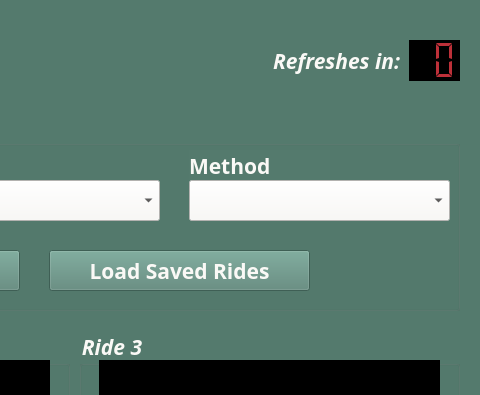
Qt form mbta_tracker.ui (arbowl/mbta-stop-tracker) before a commit; both pictures show x 721 to 1201 and y 0 to 395 of the 1201 by 529 pixel window.
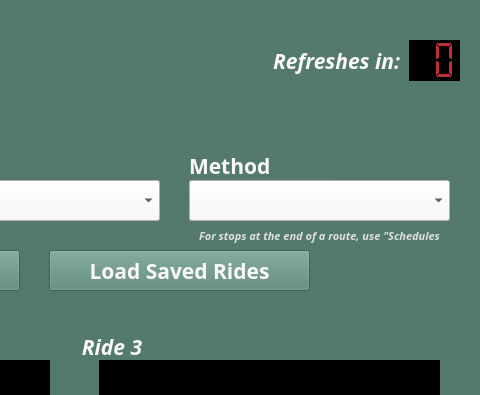
The same form after that commit.

Commit message: Add "loading" when loading saved rides

Patch:
```diff
--- a/mbta_tracker.ui
+++ b/mbta_tracker.ui
@@ -635,6 +635,31 @@
      <string>Method</string>
     </property>
    </widget>
+   <widget class="QLabel" name="label">
+    <property name="geometry">
+     <rect>
+      <x>900</x>
+      <y>110</y>
+      <width>241</width>
+      <height>31</height>
+     </rect>
+    </property>
+    <property name="font">
+     <font>
+      <family>Source Serif Pro Black</family>
+      <pointsize>8</pointsize>
+      <weight>75</weight>
+      <italic>true</italic>
+      <bold>true</bold>
+     </font>
+    </property>
+    <property name="styleSheet">
+     <string notr="true">color: #DFDFDF</string>
+    </property>
+    <property name="text">
+     <string>For stops at the end of a route, use &quot;Schedules&quot;</string>
+    </property>
+   </widget>
    <zorder>route_label</zorder>
    <zorder>stop_label</zorder>
    <zorder>direction_label</zorder>
```
Left out of the diff: 5 changed lines with no effect on the pictures. The commit also changes 2 other files.
